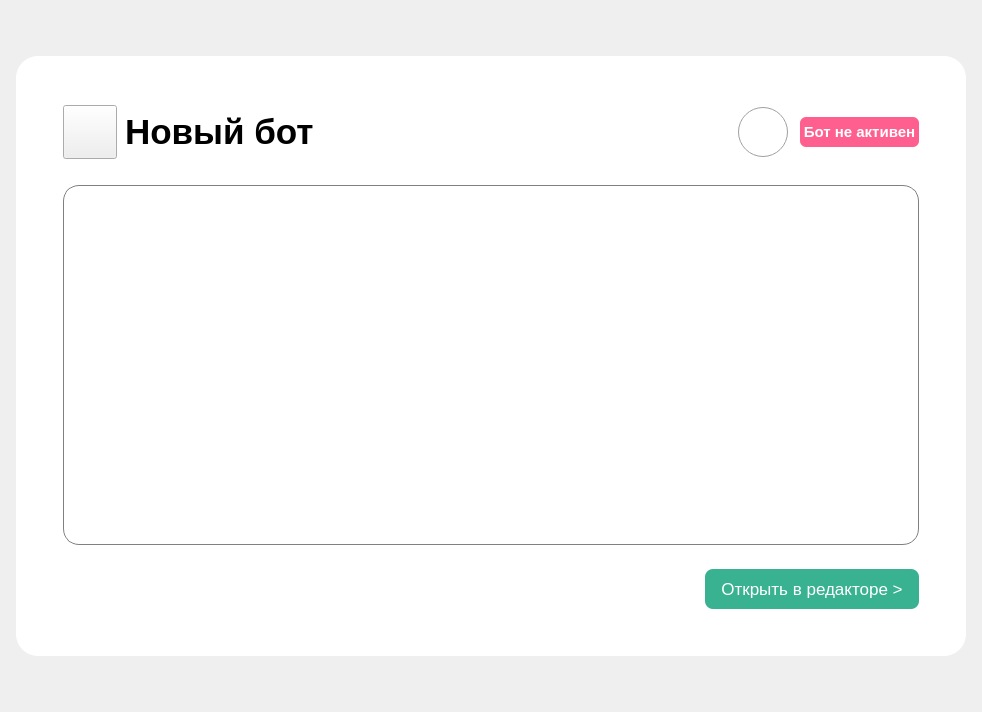
Above: simple_gram_desktop/constructor_app/widgets/selected_project_widget.ui from cuttlesystems/simplegram before the change. Below: the same form after it.
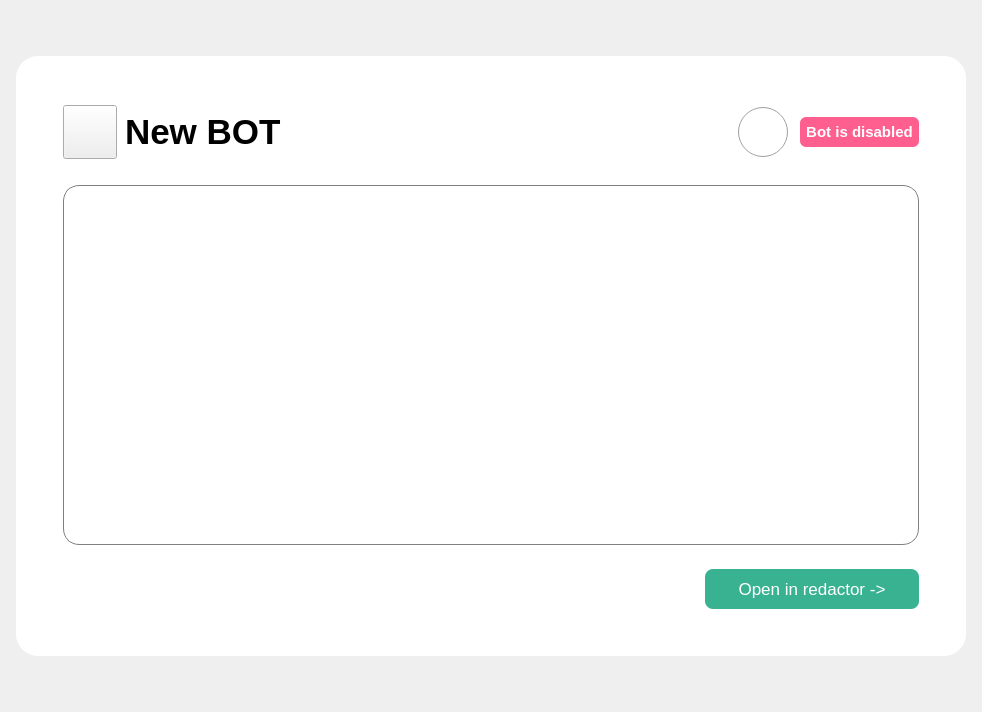
That is the form after the change. Icons and pictures are not drawn.

```diff
--- a/simple_gram_desktop/constructor_app/widgets/selected_project_widget.ui
+++ b/simple_gram_desktop/constructor_app/widgets/selected_project_widget.ui
@@ -132,7 +132,7 @@
 }</string>
             </property>
             <property name="text">
-             <string>Новый бот</string>
+             <string>New BOT</string>
             </property>
            </widget>
           </item>
@@ -204,7 +204,7 @@
 }</string>
               </property>
               <property name="text">
-               <string>Бот не активен</string>
+               <string>Bot is disabled</string>
               </property>
               <property name="alignment">
                <set>Qt::AlignCenter</set>
@@ -328,7 +328,7 @@
 </string>
             </property>
             <property name="text">
-             <string>Открыть в редакторе &gt;</string>
+             <string>Open in redactor -&gt;</string>
             </property>
            </widget>
           </item>
```
Left out of the diff: 12 changed lines with no effect on the pictures.
